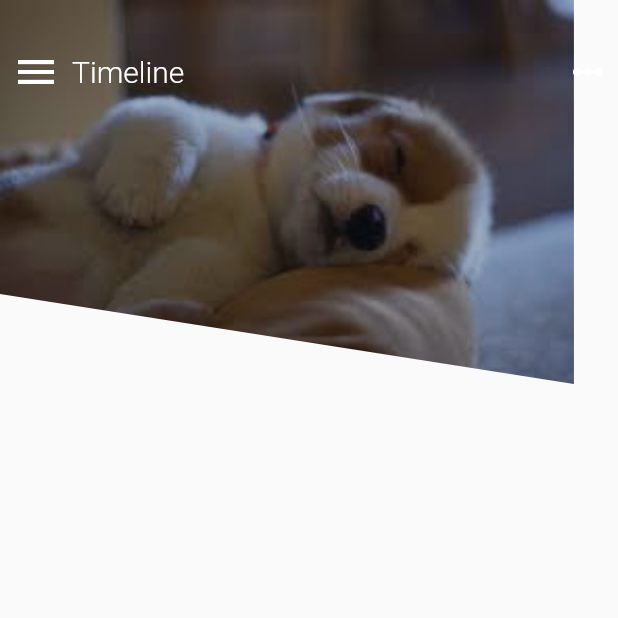
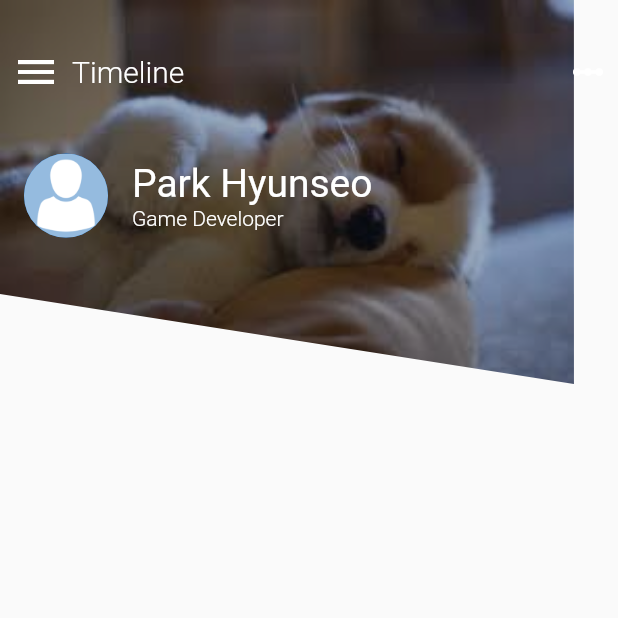
Before and after one commit to Parkhyunseo/Flutter-TODO, a Flutter app: the screen it shows after launch, on a phone screen of 412 x 824 dp, the top half of it. Run offline on Flutter 3.47's test engine with Material 2 defaults, Android fonts, the phone set to English and light mode, and no system bars; our stand-ins replace font_awesome_flutter, shared_preferences.

Commit message:
feat: Complete Step 3

```diff
--- a/lib/main.dart
+++ b/lib/main.dart
@@ -37,7 +37,8 @@ class _HomePageState extends State<HomePage>{
       body: new Stack(
         children: <Widget>[
           _buildImage(),
-          _buildTopHeader()
+          _buildTopHeader(),
+          _buildProfileRow()
         ],
       )
     );
@@ -80,6 +81,53 @@ class _HomePageState extends State<HomePage>{
     );
   }
 
+/* static data가 추가되었을 경우 재시작을 해야한다 */
+  Widget _buildProfileRow(){
+    return new Padding(
+      padding: new EdgeInsets.only(
+        left: 16.0,
+        top: _imageHeight / 2.5),
+      child: new Row(
+        children: <Widget>[
+          new CircleAvatar(
+            minRadius: 28.0,
+            maxRadius: 28.0,
+            backgroundImage: new AssetImage('assets/avatar.png'),
+          ),
+          new Padding(
+            padding: const EdgeInsets.only(left:16.0),
+            child: new Column(
+              crossAxisAlignment: CrossAxisAlignment.start,
+              mainAxisSize: MainAxisSize.min,
+              children: <Widget>[
+                new Text(
+                  'Park Hyunseo',
+                  style: new TextStyle(
+                    fontSize: 26.0,
+                    color: Colors.white,
+                    fontWeight: FontWeight.w400),
+                ),
+                new Text(
+                  'Game Developer',
+                  style: new TextStyle(
+                    fontSize: 14.0,
+                    color: Colors.white,
+                    fontWeight: FontWeight.w300),
+                ),
+              ],
+            ),
+          ),
+        ],
+      ),
+    );
+  }
+
+/*
+  Widget _buildTodoList()
+  {
+    return Container();
+  }
+*/
   @override
   void dispose() {
     super.dispose();
```
Also changed, not shown: assets/avatar.png (added).
